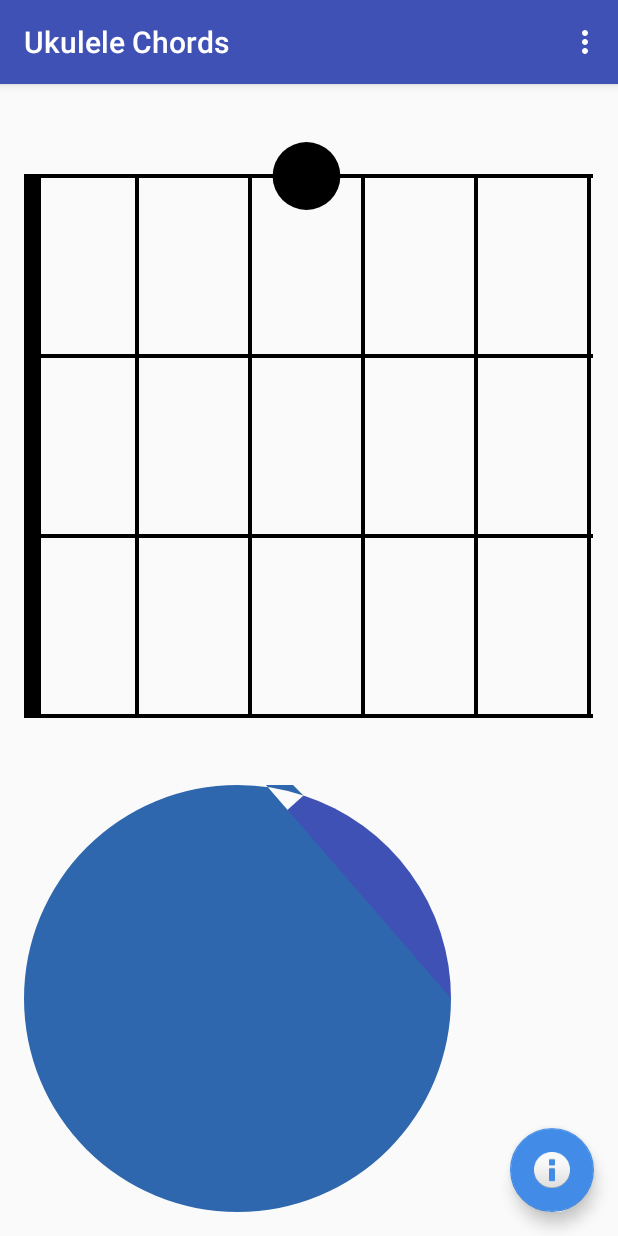
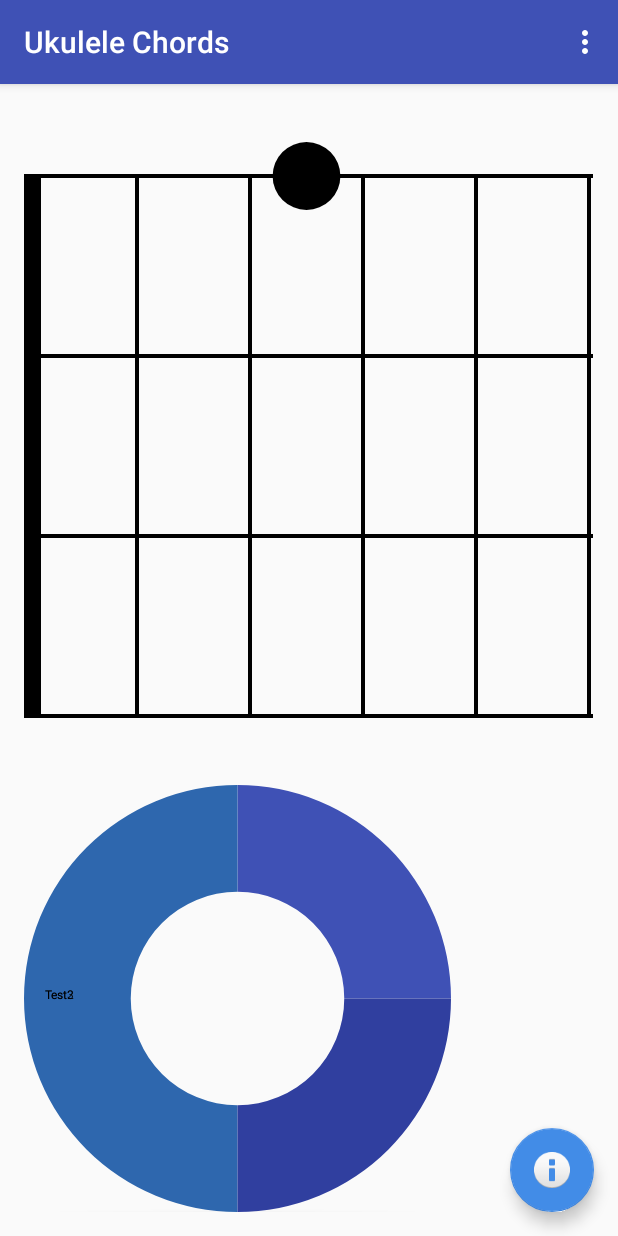
Before and after one commit to bneumann/ukulelechords, an Android app: the screen it shows after launch (MainActivity), on a phone screen of 412 x 824 dp. Run offline under Robolectric (Android 15) with nearby library versions, the phone set to English and light mode, and no system bars.

Commit message:
finally managed to get the wheel right. Text is still missing

```diff
--- a/app/src/main/java/com/newbucket/controls/PieChart.java
+++ b/app/src/main/java/com/newbucket/controls/PieChart.java
@@ -459,7 +459,6 @@ public class PieChart extends ViewGroup {
         // on this view's children. PieChart lays out its children in onSizeChanged().
     }
 
-
     @Override
     protected void onDraw(Canvas canvas) {
         super.onDraw(canvas);
@@ -651,6 +650,8 @@ public class PieChart extends ViewGroup {
         // filter won't work.
         setLayerToSW(this);
 
+        setWillNotDraw(false);
+
         // Set up the paint for the label text
         mTextPaint = new Paint(Paint.ANTI_ALIAS_FLAG);
         mTextPaint.setColor(mTextColor);
@@ -822,7 +823,7 @@ public class PieChart extends ViewGroup {
         private float mRotation = 0;
         private Matrix mTransform = new Matrix();
         private PointF mPivot = new PointF();
-
+        private Path mPath = new Path();
         /**
          * Construct a PieView
          *
@@ -858,25 +859,18 @@ public class PieChart extends ViewGroup {
 
             for (Item it : mData) {
                 mPiePaint.setShader(it.mShader);
-//                canvas.drawArc(mBounds,
-//                        360 - it.mEndAngle,
-//                        it.mEndAngle - it.mStartAngle,
-//                        true, mPiePaint);
-
-                Path tmp = new Path();
                 float startAngle = 360 - it.mEndAngle;
                 float endAngle = it.mEndAngle - it.mStartAngle;
-                float outerRadius = mBounds.width() / 2  + mBounds.centerX();
-                float innerRadius = mInnerBounds.width() / 2 + mInnerBounds.centerX();
-                innerRadius = mInnerBounds.width();
-                outerRadius = mBounds.width();
-                //tmp.lineTo(innerRadius * (float) Math.sin(endAngle), innerRadius * (float) Math.cos(endAngle));
 
-                tmp.addArc(mBounds, startAngle, endAngle);
-                tmp.lineTo(innerRadius * (float) Math.cos(Math.toRadians(endAngle)), innerRadius * (float) Math.sin(Math.toRadians(endAngle)));
-                //tmp.addArc(mInnerBounds, startAngle, endAngle);
+                mPath.reset();
+                // First draw an arc from start to end, then from start+end backwards and close the path afterwards
+                mPath.arcTo(mBounds, startAngle, endAngle, false);
+                mPath.arcTo(mInnerBounds, startAngle + endAngle, -endAngle, false);
+                mPath.close();
 
-                canvas.drawPath(tmp, mPiePaint);
+                canvas.drawPath(mPath, mPiePaint);
+                mTextPaint.setColor(Color.BLACK);
+                canvas.drawText(it.mLabel, 50 , mInnerBounds.centerY(), mTextPaint);
             }
         }
 
--- a/app/src/main/java/com/newbucket/ukulelechords/MainActivity.java
+++ b/app/src/main/java/com/newbucket/ukulelechords/MainActivity.java
@@ -58,8 +58,10 @@ public class MainActivity extends AppCompatActivity
         mFretView.setOnLongClickListener(new onFretLongCLickListener());
 
         mPieView.addItem("Test", 1, ContextCompat.getColor(mContext, R.color.colorPrimary));
-        mPieView.addItem("Test2", 4, ContextCompat.getColor(mContext, R.color.colorActiveButton));
-        //mPieView.addItem("Test3",5, ContextCompat.getColor(mContext, R.color.colorActiveButton));
+        mPieView.addItem("Test2", 2, ContextCompat.getColor(mContext, R.color.colorActiveButton));
+        mPieView.addItem("Test3",1, ContextCompat.getColor(mContext, R.color.colorPrimaryDark));
+        mPieView.setShowText(true);
+        mPieView.invalidate();
 
         FloatingActionButton vAddChords = (FloatingActionButton) findViewById(R.id.addchords);
         vAddChords.setOnClickListener(new View.OnClickListener()
```
